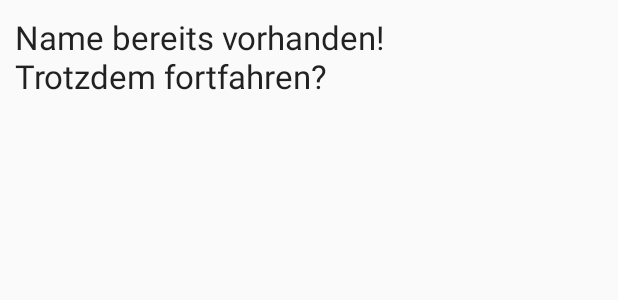
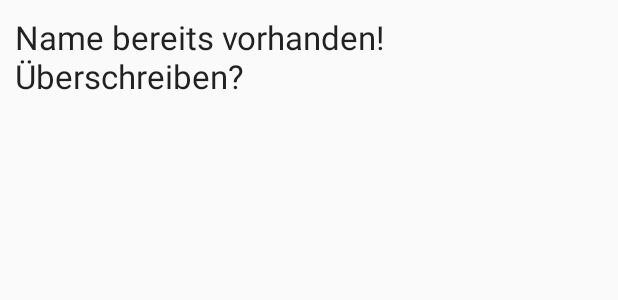
Before and after one commit to Stralu08/Sensitives-Kuscheltier, an Android app: the layout layout_audio_dialog_v2.xml on its own in the app's theme, with its tools: preview values and no code run, on a phone screen of 412 x 824 dp. Shown: the top 300 px of the screen. Run offline under Robolectric (Android 15) with nearby library versions, the phone set to English and light mode, and no system bars.

Commit message:
Some changes in App

```diff
--- a/src/app_v6/src/main/res/layout/layout_audio_dialog_v2.xml
+++ b/src/app_v6/src/main/res/layout/layout_audio_dialog_v2.xml
@@ -10,7 +10,7 @@
         android:id="@+id/textView1"
         android:layout_width="wrap_content"
         android:layout_height="wrap_content"
-        android:text="Name bereits vorhanden!\nTrotzdem fortfahren? "
+        android:text="Name bereits vorhanden!\nÜberschreiben? "
         android:textAppearance="?android:attr/textAppearanceLarge" />
 
 </LinearLayout>
```
Also changed, not shown: src/app_v6/src/main/java/sensitives_kuscheltier/straesgriesmayerkomon/tgm3bhit/myapplication/AudioFragment.java (+9 -4 lines).
